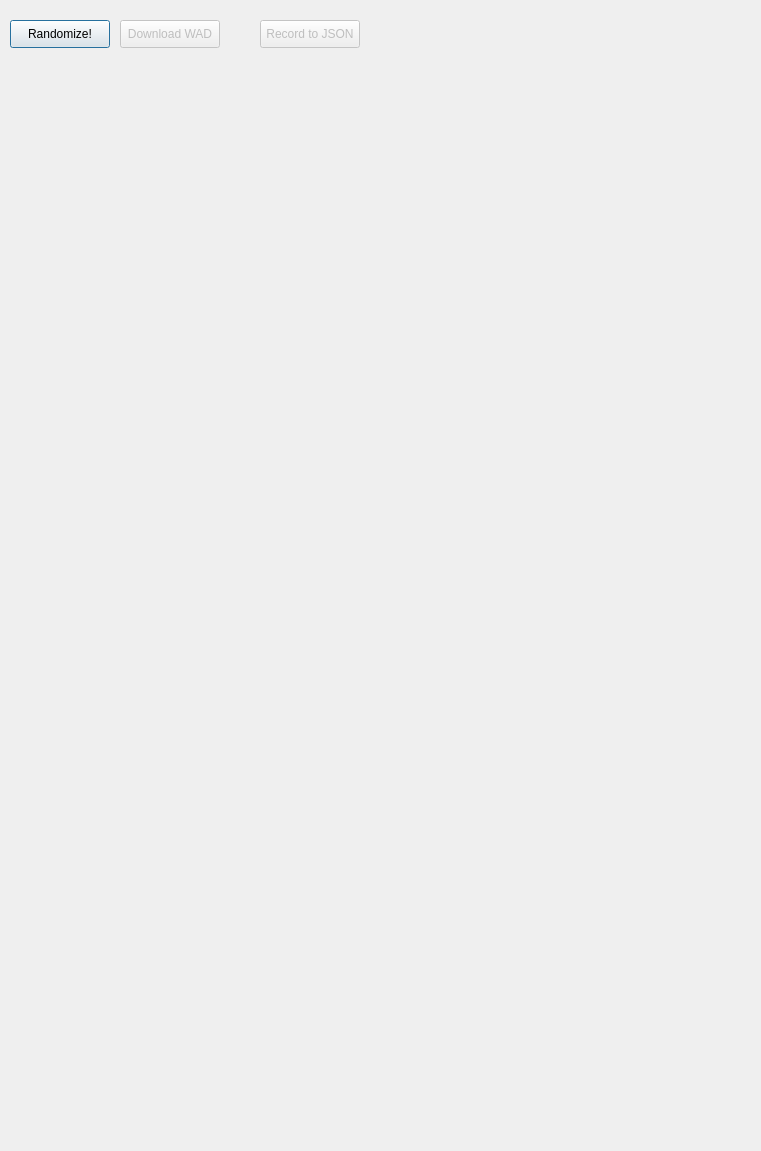
DLavigneGH/dlavigne.github.io, file wadtrackerlight/ui/wadui.ui: the form before one commit.
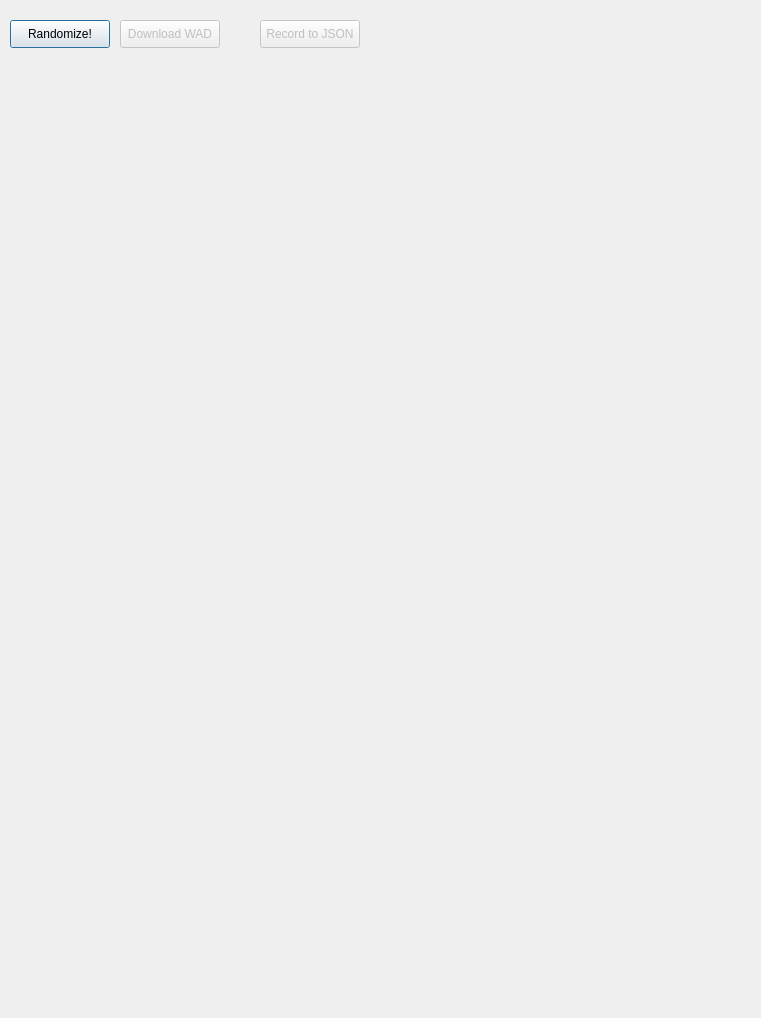
The form after the commit.

```diff
--- a/wadtrackerlight/ui/wadui.ui
+++ b/wadtrackerlight/ui/wadui.ui
@@ -7,7 +7,7 @@
     <x>0</x>
     <y>0</y>
     <width>761</width>
-    <height>1151</height>
+    <height>1018</height>
    </rect>
   </property>
   <property name="windowTitle">
@@ -32,7 +32,7 @@
      <x>10</x>
      <y>60</y>
      <width>761</width>
-     <height>1091</height>
+     <height>961</height>
     </rect>
    </property>
    <property name="frameShape">
@@ -50,7 +50,7 @@
       <x>0</x>
       <y>0</y>
       <width>761</width>
-      <height>1091</height>
+      <height>961</height>
      </rect>
     </property>
     <property name="sizePolicy">
@@ -65,7 +65,7 @@
        <x>0</x>
        <y>10</y>
        <width>741</width>
-       <height>1071</height>
+       <height>941</height>
       </rect>
      </property>
      <layout class="QVBoxLayout" name="verticalLayout"/>
```
Left out of the diff: 2 changed lines with no effect on the pictures.
